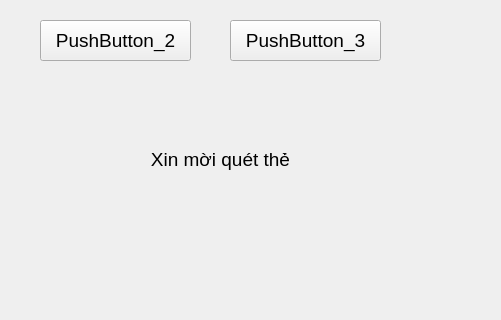
First picture: the form in gui/login.ui, repository TanJohn1604/lvtn_jetson, before the edit; both pictures show x 0 to 501 and y 0 to 320 of the 1024 by 600 pixel window.
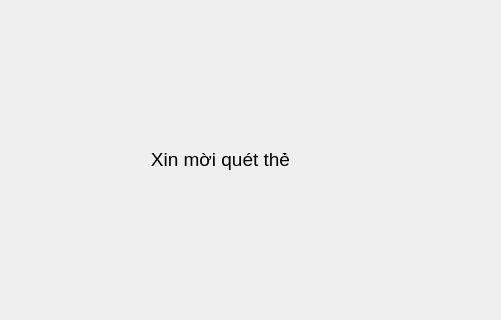
Second picture: the form after the edit.

Commit message: chỉnh sửa hiện thị trạng thái lên label, vẫn còn chưa được

What changed in the file:
```diff
--- a/gui/login.ui
+++ b/gui/login.ui
@@ -185,12 +185,12 @@
      </item>
     </layout>
    </widget>
-   <widget class="QPushButton" name="button_2">
+   <widget class="QLabel" name="label_5">
     <property name="geometry">
      <rect>
-      <x>40</x>
-      <y>20</y>
-      <width>151</width>
+      <x>110</x>
+      <y>190</y>
+      <width>231</width>
       <height>41</height>
      </rect>
     </property>
@@ -199,26 +199,14 @@
       <pointsize>14</pointsize>
      </font>
     </property>
-    <property name="text">
-     <string>PushButton_2</string>
+    <property name="lineWidth">
+     <number>1</number>
     </property>
-   </widget>
-   <widget class="QPushButton" name="button_3">
-    <property name="geometry">
-     <rect>
-      <x>230</x>
-      <y>20</y>
-      <width>151</width>
-      <height>41</height>
-     </rect>
-    </property>
-    <property name="font">
-     <font>
-      <pointsize>14</pointsize>
-     </font>
-    </property>
     <property name="text">
-     <string>PushButton_3</string>
+     <string/>
+    </property>
+    <property name="alignment">
+     <set>Qt::AlignCenter</set>
     </property>
    </widget>
   </widget>
```
The commit also changes 2 other files.
